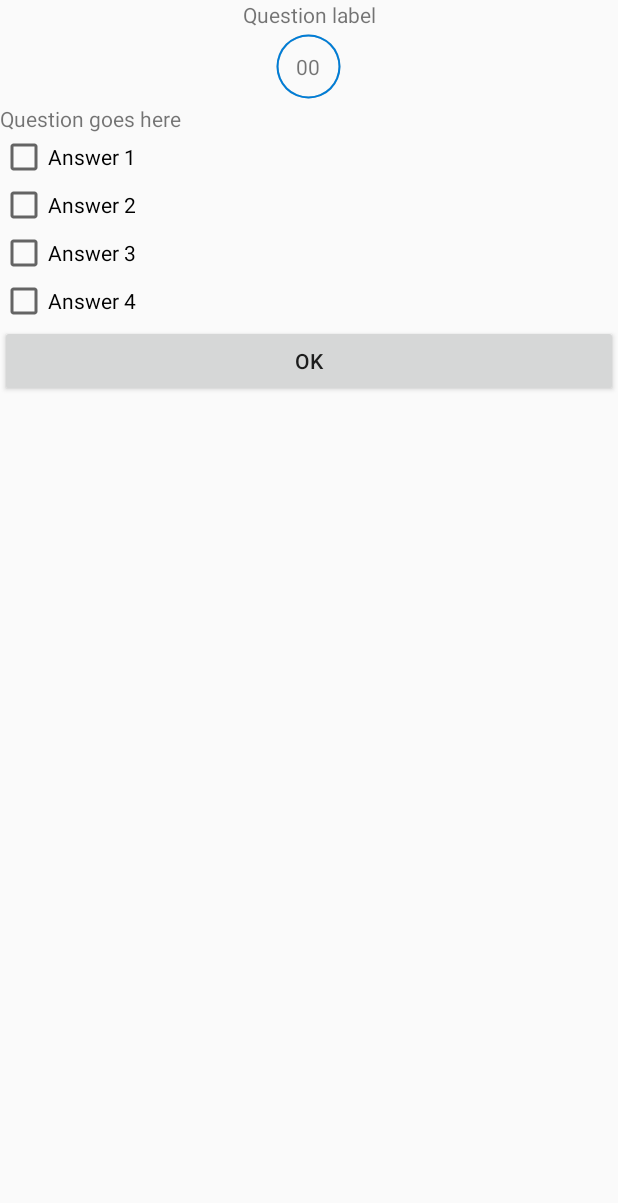
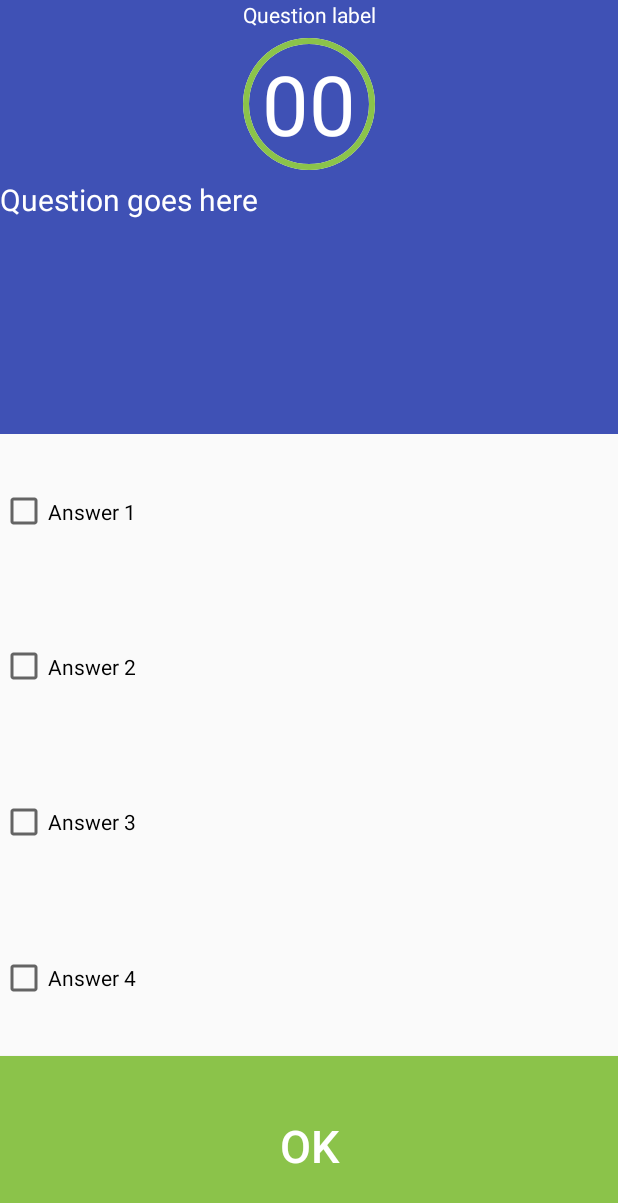
Before and after one commit to NomNomSu/Quizzz, an Android app: the layout activity_questions_checkbox.xml on its own in the app's theme, with its tools: preview values and no code run, on a phone screen of 412 x 824 dp. Shown: the top 1203 px of the screen. Run offline under Robolectric (Android 15) with nearby library versions, the phone set to English and light mode, and no system bars.

Commit message:
Changed layouts and fixed +/- buttons

```diff
--- a/app/src/main/java/com/example/g/quizzz/MainActivity.java
+++ b/app/src/main/java/com/example/g/quizzz/MainActivity.java
@@ -47,10 +47,10 @@ public class MainActivity extends AppCompatActivity {
         decQ.setOnClickListener(new View.OnClickListener() {
             @Override
             public void onClick(View v) {
-                if (currQ == 1) {
-                    decQ.setEnabled(false);
+                if (currQ > 2) {
                     incQ.setEnabled(true);
-                } else {decQ.setEnabled(true);}
+                    decQ.setEnabled(true);
+                } else {decQ.setEnabled(false);}
                 currQ = currQ - 1;
                 displayWhenClicked(currQ);
                 //Log.d("Decimation", "User wants to answer:" + currQ + "questions.");
--- a/app/src/main/res/drawable/circle_progress_bar.xml
+++ b/app/src/main/res/drawable/circle_progress_bar.xml
@@ -5,13 +5,13 @@
     <shape
         android:innerRadiusRatio="2.5"
         android:shape="ring"
-        android:thickness="1dp"
+        android:thickness="4dp"
         android:useLevel="true"><!-- this line fixes the issue for lollipop api 21 -->
 
         <gradient
             android:angle="0"
-            android:endColor="#007DD6"
-            android:startColor="#007DD6"
+            android:endColor="@color/colorAccent"
+            android:startColor="@color/colorAccent"
             android:type="sweep"
             android:useLevel="false" />
     </shape>
--- a/app/src/main/res/drawable/circle_progress_bar_shape.xml
+++ b/app/src/main/res/drawable/circle_progress_bar_shape.xml
@@ -3,9 +3,9 @@
     xmlns:android="http://schemas.android.com/apk/res/android"
     android:shape="ring"
     android:innerRadiusRatio="2.5"
-    android:thickness="1dp"
+    android:thickness="4dp"
     android:useLevel="false">
 
-    <solid android:color="#CCC" />
+    <solid android:color="@color/textColor" />
 
 </shape>
--- a/app/src/main/res/layout/activity_questions_checkbox.xml
+++ b/app/src/main/res/layout/activity_questions_checkbox.xml
@@ -6,13 +6,16 @@
         android:layout_width="match_parent"
         android:layout_height="wrap_content"
         android:text="@string/question_label"
+        android:background="@color/colorPrimary"
+        android:textColor="@color/textColor"
         android:gravity="center"/>
     <RelativeLayout
         android:layout_width="match_parent"
-        android:layout_height="wrap_content">
+        android:layout_height="wrap_content"
+        android:background="@color/colorPrimary">
         <ProgressBar
-            android:layout_width="50dp"
-            android:layout_height="50dp"
+            android:layout_width="100dp"
+            android:layout_height="100dp"
             android:indeterminate="false"
             android:progressDrawable="@drawable/circle_progress_bar"
             android:background="@drawable/circle_progress_bar_shape"
@@ -21,12 +24,14 @@
             android:progress="30"
             android:id="@+id/progress_bar"
             android:layout_alignParentTop="true"
-            android:layout_centerHorizontal="true"/>
+            android:layout_centerHorizontal="true" />
         <TextView
-            android:layout_width="30dp"
-            android:layout_height="30dp"
+            android:layout_width="wrap_content"
+            android:layout_height="wrap_content"
             android:gravity="center"
             android:text="00"
+            android:textColor="@color/textColor"
+            android:textSize="@dimen/clock_text_size"
             android:layout_centerVertical="true"
             android:layout_centerHorizontal="true"
             android:id="@+id/timer"/>
@@ -35,30 +40,43 @@
         android:layout_width="match_parent"
         android:layout_height="wrap_content"
         android:text="@string/question"
-        android:id="@+id/question"/>
+        android:textSize="@dimen/question_text_size"
+        android:id="@+id/question"
+        android:textColor="@color/textColor"
+        android:background="@color/colorPrimary"
+        android:layout_weight="2" />
     <CheckBox
         android:layout_width="match_parent"
         android:layout_height="wrap_content"
         android:text="@string/answer1"
-        android:id="@+id/answer_one_box"/>
+        android:id="@+id/answer_one_box"
+        android:layout_weight="1"/>
     <CheckBox
         android:layout_width="match_parent"
         android:layout_height="wrap_content"
         android:text="@string/answer2"
-        android:id="@+id/answer_two_box"/>
+        android:id="@+id/answer_two_box"
+        android:layout_weight="1"/>
     <CheckBox
         android:layout_width="match_parent"
         android:layout_height="wrap_content"
         android:text="@string/answer3"
-        android:id="@+id/answer_three_box"/>
+        android:id="@+id/answer_three_box"
+        android:layout_weight="1"/>
     <CheckBox
         android:layout_width="match_parent"
         android:layout_height="wrap_content"
         android:text="@string/answer4"
-        android:id="@+id/answer_four_box"/>
+        android:id="@+id/answer_four_box"
+        android:layout_weight="1"/>
     <Button
         android:layout_width="match_parent"
         android:layout_height="wrap_content"
         android:text="ok"
-        android:id="@+id/apply_answer"/>
+        android:id="@+id/apply_answer"
+        android:background="@color/colorPrimary"
+        android:textColor="@color/textColor"
+        android:textSize="@dimen/main_text"
+        android:backgroundTint="@color/colorAccent"
+        android:layout_weight="1"/>
 </LinearLayout>
--- a/app/src/main/res/values/colors.xml
+++ b/app/src/main/res/values/colors.xml
@@ -2,9 +2,10 @@
 <resources>
     <color name="colorPrimary">#3F51B5</color>
     <color name="colorPrimaryDark">#303F9F</color>
-    <color name="colorAccent">#FF4081</color>
+    <color name="colorAccent">#8BC34A</color>
     <color name="correctAnswerB">#36c22e</color>
     <color name="correctAnswerT">#ffffff</color>
     <color name="incorrectAnswerB">#be2a1a</color>
     <color name="incorrectAnswerT">#ffffff</color>
+    <color name="textColor">#ffffff</color>
 </resources>
--- a/app/src/main/res/values/dimens.xml
+++ b/app/src/main/res/values/dimens.xml
@@ -4,9 +4,12 @@
     <dimen name="activity_vertical_margin">16dp</dimen>
     <dimen name="ch_topic_height">100dp</dimen>
     <dimen name="question_nr_size">40sp</dimen>
+    <dimen name="question_text_size">20sp</dimen>
     <dimen name="labels_text_size">20sp</dimen>
     <dimen name="summary_score">60sp</dimen>
     <dimen name="summary_button_height">200dp</dimen>
-    <dimen name="summary_text_size">30dp</dimen>
+    <dimen name="summary_text_size">20sp</dimen>
+    <dimen name="main_text">30sp</dimen>
+    <dimen name="clock_text_size">55sp</dimen>
 
 </resources>
--- a/app/src/main/res/values/strings.xml
+++ b/app/src/main/res/values/strings.xml
@@ -1,6 +1,6 @@
 <resources>
     <string name="app_name">Quiz</string>
-    <string name="info">Welcome to human body quiz</string>
+    <string name="info">Welcome to global knoweldge quiz.</string>
     <string name="question_nr_label">How many questions do you want to answer?</string>
     <string name="question_nr">00</string>
     <string name="question_label">Question label</string>
```
Also changed, not shown: app/src/main/res/layout/activity_main.xml (+20 -5 lines), app/src/main/res/layout/activity_questions_radio.xml (+27 -10 lines), app/src/main/res/layout/activity_summary.xml (+12 -2 lines).
